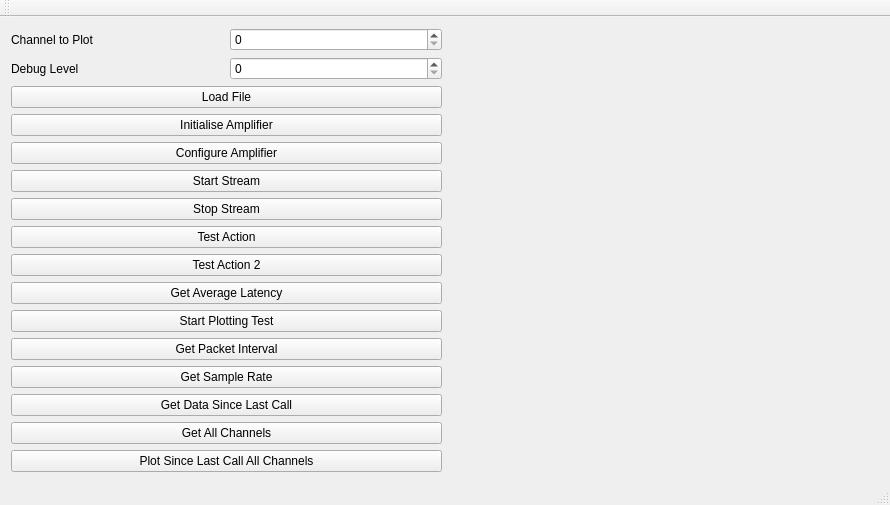
First picture: the form in cpp-generic/demo/biryani-demo/mainwindow.ui, repository EspoTek/Biryani, before the edit.
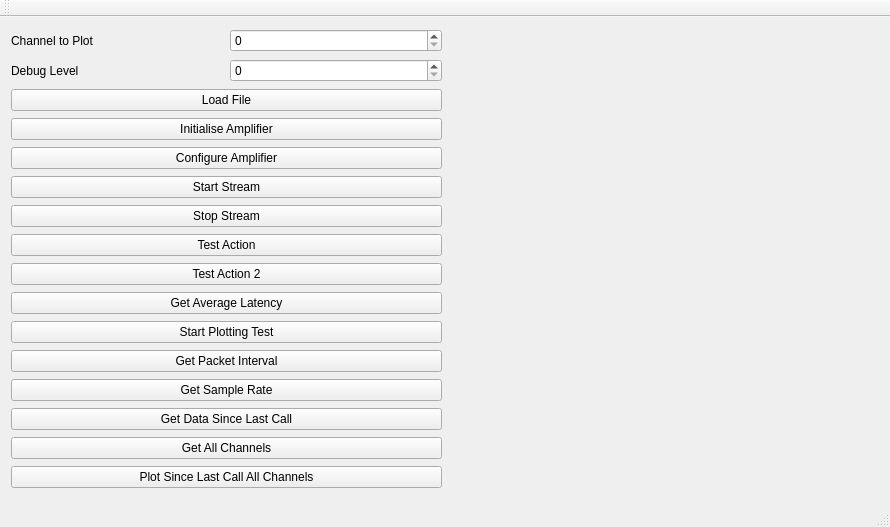
Second picture: the form after the edit. Custom widgets are drawn as their Qt base class.

What changed in the file:
```diff
--- a/cpp-generic/demo/biryani-demo/mainwindow.ui
+++ b/cpp-generic/demo/biryani-demo/mainwindow.ui
@@ -7,7 +7,7 @@
     <x>0</x>
     <y>0</y>
     <width>890</width>
-    <height>498</height>
+    <height>527</height>
    </rect>
   </property>
   <property name="windowTitle">
@@ -29,7 +29,7 @@
         <item>
          <widget class="QSpinBox" name="channelPlotSpinBox">
           <property name="maximum">
-           <number>67</number>
+           <number>69</number>
           </property>
          </widget>
         </item>
```
